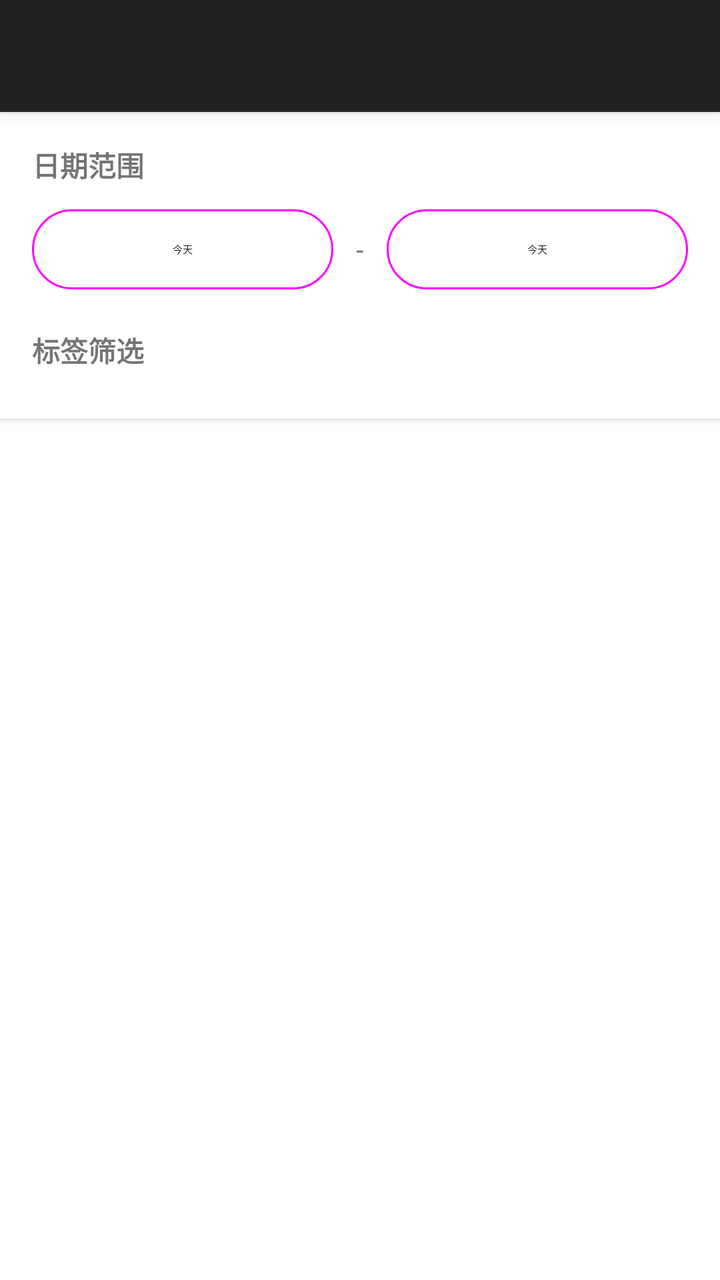
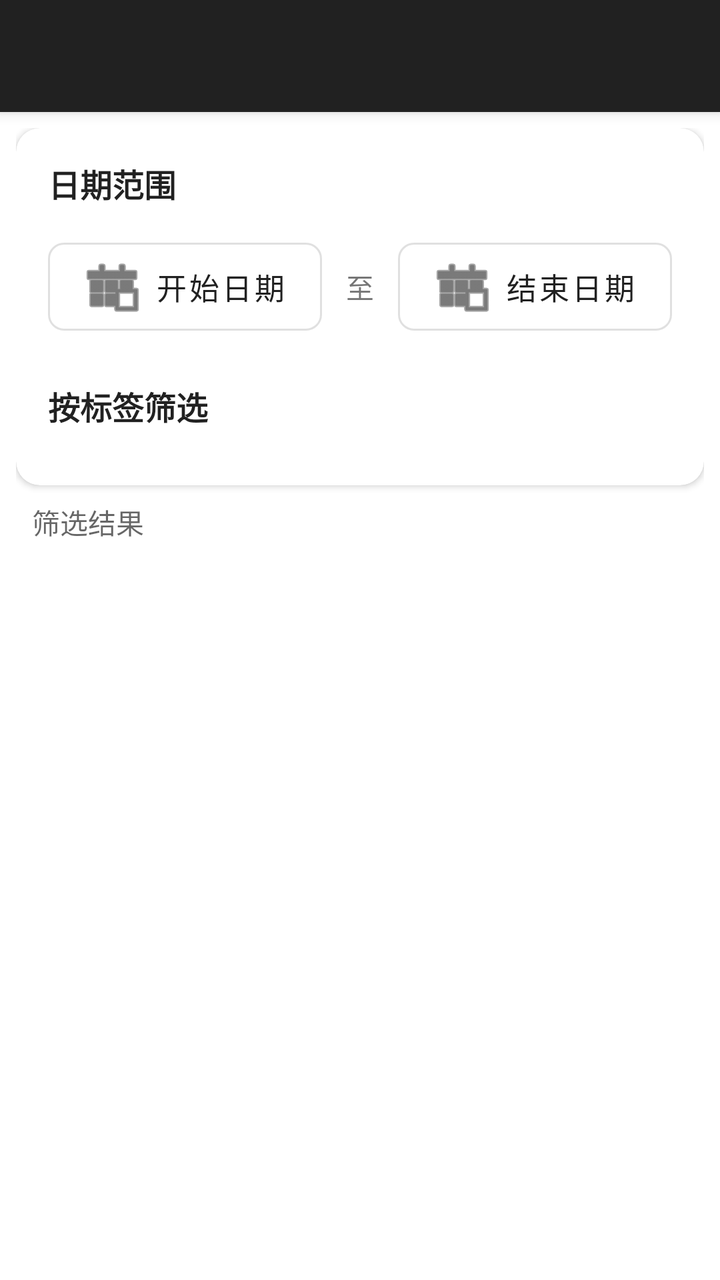

Before-and-after screenshots of an Android layout around one commit, followed by the original layout XML and the change that was made.
<!-- AndroidManifest.xml: activity theme Theme.YouLog -->
<!-- res/layout/activity_date_filter.xml -->
<?xml version="1.0" encoding="utf-8"?>
<androidx.coordinatorlayout.widget.CoordinatorLayout xmlns:android="http://schemas.android.com/apk/res/android"
    xmlns:app="http://schemas.android.com/apk/res-auto"
    android:layout_width="match_parent"
    android:layout_height="match_parent">

    <com.google.android.material.appbar.AppBarLayout
        android:layout_width="match_parent"
        android:layout_height="wrap_content"
        android:theme="@style/Theme.YouLog.AppBarOverlay">

        <androidx.appcompat.widget.Toolbar
            android:id="@+id/toolbar"
            android:layout_width="match_parent"
            android:layout_height="?attr/actionBarSize"
            android:background="?attr/colorPrimary"
            app:popupTheme="@style/Theme.YouLog.PopupOverlay" />

    </com.google.android.material.appbar.AppBarLayout>

    <androidx.core.widget.NestedScrollView
        android:layout_width="match_parent"
        android:layout_height="match_parent"
        app:layout_behavior="@string/appbar_scrolling_view_behavior">

        <LinearLayout
            android:layout_width="match_parent"
            android:layout_height="wrap_content"
            android:orientation="vertical">

            
            <LinearLayout
                android:id="@+id/filterContainer"
                android:layout_width="match_parent"
                android:layout_height="wrap_content"
                android:orientation="vertical"
                android:padding="16dp"
                android:background="@color/surface"
                android:elevation="2dp">

                
                <TextView
                    android:layout_width="wrap_content"
                    android:layout_height="wrap_content"
                    android:text="日期范围"
                    android:textStyle="bold"
                    android:textSize="14sp" />

                <LinearLayout
                    android:layout_width="match_parent"
                    android:layout_height="wrap_content"
                    android:orientation="horizontal"
                    android:layout_marginTop="8dp">

                    <com.google.android.material.button.MaterialButton
                        android:id="@+id/btnStartDate"
                        android:layout_width="0dp"
                        android:layout_height="wrap_content"
                        android:layout_weight="1"
                        android:text="今天"
                        style="@style/Widget.Material3.Button.OutlinedButton" />

                    <TextView
                        android:layout_width="wrap_content"
                        android:layout_height="wrap_content"
                        android:text=" - "
                        android:layout_gravity="center"
                        android:layout_marginHorizontal="8dp" />

                    <com.google.android.material.button.MaterialButton
                        android:id="@+id/btnEndDate"
                        android:layout_width="0dp"
                        android:layout_height="wrap_content"
                        android:layout_weight="1"
                        android:text="今天"
                        style="@style/Widget.Material3.Button.OutlinedButton" />

                </LinearLayout>

                
                <TextView
                    android:layout_width="wrap_content"
                    android:layout_height="wrap_content"
                    android:text="标签筛选"
                    android:textStyle="bold"
                    android:textSize="14sp"
                    android:layout_marginTop="16dp" />

                <com.google.android.material.chip.ChipGroup
                    android:id="@+id/tagFilterChipGroup"
                    android:layout_width="match_parent"
                    android:layout_height="wrap_content"
                    android:layout_marginTop="8dp"
                    app:chipSpacingHorizontal="6dp"
                    app:singleSelection="false" />

            </LinearLayout>

            
            <androidx.recyclerview.widget.RecyclerView
                android:id="@+id/recyclerView"
                android:layout_width="match_parent"
                android:layout_height="wrap_content"
                android:nestedScrollingEnabled="false"
                android:padding="4dp" />

        </LinearLayout>

    </androidx.core.widget.NestedScrollView>

</androidx.coordinatorlayout.widget.CoordinatorLayout>
<!-- resources referenced by this layout -->
<resources>
  <color name="surface">#FFFFFFFF</color>
  <style name="Theme.YouLog.AppBarOverlay" parent="ThemeOverlay.AppCompat.Dark.ActionBar" />
  <style name="Theme.YouLog.PopupOverlay" parent="ThemeOverlay.AppCompat.Light" />
  <style name="Theme.YouLog" parent="Theme.MaterialComponents.DayNight.NoActionBar">
          
          <item name="colorPrimary">@color/purple_500</item>
          <item name="colorPrimaryVariant">@color/purple_700</item>
          <item name="colorOnPrimary">@color/white</item>
          
          <item name="colorSecondary">@color/teal_200</item>
          <item name="colorSecondaryVariant">@color/teal_700</item>
          <item name="colorOnSecondary">@color/black</item>
          
          <item name="android:statusBarColor" tools:targetApi="l">?attr/colorPrimaryVariant</item>
          
      </style>
  <color name="purple_500">#212121</color>
  <color name="purple_700">#000000</color>
  <color name="white">#FFFFFFFF</color>
  <color name="teal_200">#BDBDBD</color>
  <color name="teal_700">#616161</color>
  <color name="black">#FF000000</color>
</resources>

<!-- the commit's change to res/layout/activity_date_filter.xml (unified diff, before → after) -->
@@ -26,83 +26,110 @@
         <LinearLayout
             android:layout_width="match_parent"
             android:layout_height="wrap_content"
-            android:orientation="vertical">
+            android:orientation="vertical"
+            android:padding="8dp">
 
             
-            <LinearLayout
-                android:id="@+id/filterContainer"
+            <com.google.android.material.card.MaterialCardView
                 android:layout_width="match_parent"
                 android:layout_height="wrap_content"
-                android:orientation="vertical"
-                android:padding="16dp"
-                android:background="@color/surface"
-                android:elevation="2dp">
-
-                
-                <TextView
-                    android:layout_width="wrap_content"
-                    android:layout_height="wrap_content"
-                    android:text="日期范围"
-                    android:textStyle="bold"
-                    android:textSize="14sp" />
+                android:layout_marginBottom="8dp"
+                app:cardCornerRadius="12dp"
+                app:cardElevation="2dp"
+                app:strokeWidth="0dp">
 
                 <LinearLayout
                     android:layout_width="match_parent"
                     android:layout_height="wrap_content"
-                    android:orientation="horizontal"
-                    android:layout_marginTop="8dp">
+                    android:orientation="vertical"
+                    android:padding="16dp">
 
-                    <com.google.android.material.button.MaterialButton
-                        android:id="@+id/btnStartDate"
-                        android:layout_width="0dp"
-                        android:layout_height="wrap_content"
-                        android:layout_weight="1"
-                        android:text="今天"
-                        style="@style/Widget.Material3.Button.OutlinedButton" />
-
+                    
                     <TextView
                         android:layout_width="wrap_content"
                         android:layout_height="wrap_content"
-                        android:text=" - "
-                        android:layout_gravity="center"
-                        android:layout_marginHorizontal="8dp" />
+                        android:text="日期范围"
+                        android:textSize="16sp"
+                        android:textStyle="bold"
+                        android:textColor="?android:textColorPrimary" />
 
-                    <com.google.android.material.button.MaterialButton
-                        android:id="@+id/btnEndDate"
-                        android:layout_width="0dp"
+                    <LinearLayout
+                        android:layout_width="match_parent"
                         android:layout_height="wrap_content"
-                        android:layout_weight="1"
-                        android:text="今天"
-                        style="@style/Widget.Material3.Button.OutlinedButton" />
+                        android:orientation="horizontal"
+                        android:layout_marginTop="12dp"
+                        android:gravity="center_vertical">
+
+                        <com.google.android.material.button.MaterialButton
+                            android:id="@+id/btnStartDate"
+                            style="@style/Widget.MaterialComponents.Button.OutlinedButton"
+                            android:layout_width="0dp"
+                            android:layout_height="56dp"
+                            android:layout_weight="1"
+                            android:text="开始日期"
+                            android:textSize="15sp"
+                            android:textAllCaps="false"
+                            app:icon="@android:drawable/ic_menu_today"
+                            app:cornerRadius="8dp" />
+
+                        <TextView
+                            android:layout_width="wrap_content"
+                            android:layout_height="wrap_content"
+                            android:text="至"
+                            android:layout_marginHorizontal="12dp"
+                            android:textSize="14sp" />
+
+                        <com.google.android.material.button.MaterialButton
+                            android:id="@+id/btnEndDate"
+                            style="@style/Widget.MaterialComponents.Button.OutlinedButton"
+                            android:layout_width="0dp"
+                            android:layout_height="56dp"
+                            android:layout_weight="1"
+                            android:text="结束日期"
+                            android:textSize="15sp"
+                            android:textAllCaps="false"
+                            app:icon="@android:drawable/ic_menu_today"
+                            app:cornerRadius="8dp" />
+
+                    </LinearLayout>
+
+                    
+                    <TextView
+                        android:layout_width="wrap_content"
+                        android:layout_height="wrap_content"
+                        android:text="按标签筛选"
+                        android:textSize="16sp"
+                        android:textStyle="bold"
+                        android:textColor="?android:textColorPrimary"
+                        android:layout_marginTop="20dp" />
+
+                    <com.google.android.material.chip.ChipGroup
+                        android:id="@+id/tagFilterChipGroup"
+                        android:layout_width="match_parent"
+                        android:layout_height="wrap_content"
+                        android:layout_marginTop="12dp"
+                        app:chipSpacingHorizontal="6dp"
+                        app:singleSelection="false" />
 
                 </LinearLayout>
 
-                
-                <TextView
-                    android:layout_width="wrap_content"
-                    android:layout_height="wrap_content"
-                    android:text="标签筛选"
-                    android:textStyle="bold"
-                    android:textSize="14sp"
-                    android:layout_marginTop="16dp" />
-
-                <com.google.android.material.chip.ChipGroup
-                    android:id="@+id/tagFilterChipGroup"
-                    android:layout_width="match_parent"
-                    android:layout_height="wrap_content"
-                    android:layout_marginTop="8dp"
-                    app:chipSpacingHorizontal="6dp"
-                    app:singleSelection="false" />
-
-            </LinearLayout>
+            </com.google.android.material.card.MaterialCardView>
 
             
+            <TextView
+                android:layout_width="wrap_content"
+                android:layout_height="wrap_content"
+                android:text="筛选结果"
+                android:textSize="14sp"
+                android:textColor="?android:textColorSecondary"
+                android:layout_marginStart="8dp"
+                android:layout_marginBottom="4dp" />
+
             <androidx.recyclerview.widget.RecyclerView
                 android:id="@+id/recyclerView"
                 android:layout_width="match_parent"
                 android:layout_height="wrap_content"
-                android:nestedScrollingEnabled="false"
-                android:padding="4dp" />
+                android:nestedScrollingEnabled="false" />
 
         </LinearLayout>
 
<!-- resource entries referenced after the edit -->
@@ -1,6 +1,5 @@
 <!-- resources referenced by this layout -->
 <resources>
-  <color name="surface">#FFFFFFFF</color>
   <style name="Theme.YouLog.AppBarOverlay" parent="ThemeOverlay.AppCompat.Dark.ActionBar" />
   <style name="Theme.YouLog.PopupOverlay" parent="ThemeOverlay.AppCompat.Light" />
   <style name="Theme.YouLog" parent="Theme.MaterialComponents.DayNight.NoActionBar">
